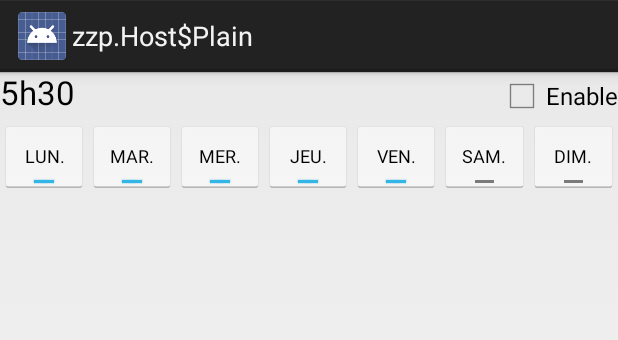
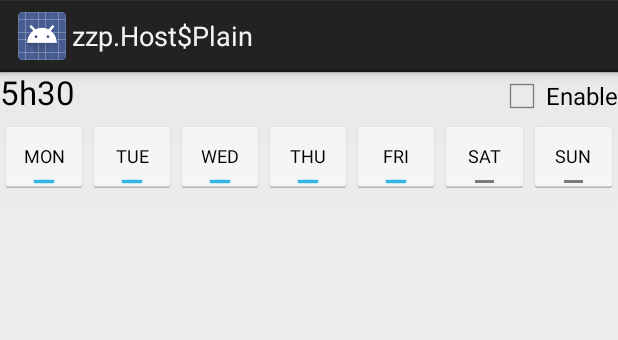
Before and after one commit to remipannequin/AgatteClient, an Android app: the layout view_alarm.xml on its own in the app's theme, with its tools: preview values and no code run, on a phone screen of 412 x 824 dp. Shown: the top 340 px of the screen. Run offline under Robolectric (Android 15) with nearby library versions, the phone set to English and light mode, and no system bars.

Commit message:
trigger alarm update when one is fired block alarm if not enabled

```diff
--- a/AgatteClient/src/main/java/com/agatteclient/alarm/AlarmReceiver.java
+++ b/AgatteClient/src/main/java/com/agatteclient/alarm/AlarmReceiver.java
@@ -58,7 +58,7 @@ public class AlarmReceiver extends BroadcastReceiver {
         final Intent i = new Intent(context, PunchService.class);
         i.setAction(PunchService.DO_PUNCH);
         i.putExtra(PunchService.RESULT_RECEIVER, new PunchResultReceiver(context));
-        context.startService(i);
+        //context.startService(i);
         wl.release();
     }
 
@@ -128,7 +128,7 @@ public class AlarmReceiver extends BroadcastReceiver {
                             cur_card.addPunches(rsp.getPunches(), false);
                         }
                     } catch (ParseException e) {
-                        Log.e(MainActivity.LOG_TAG, "Parse exception when updating the punch-card");
+                        Log.e(MainActivity.LOG_TAG, "Parse exception when updating the punch-card");//NON-NLS
                     }
                     break;
                 default:
@@ -144,6 +144,9 @@ public class AlarmReceiver extends BroadcastReceiver {
                     new Intent(ctx, MainActivity.class), 0);
 
             mNotifyManager.notify(0, mBuilder.build());
+
+            //Update the AlarmRegistry
+            AlarmRegistry.getInstance().update(ctx);
         }
     }
 
--- a/AgatteClient/src/main/java/com/agatteclient/alarm/PunchAlarmTime.java
+++ b/AgatteClient/src/main/java/com/agatteclient/alarm/PunchAlarmTime.java
@@ -18,6 +18,10 @@
  */
 
 package com.agatteclient.alarm;
+
+import android.util.Log;
+
+import com.agatteclient.MainActivity;
 
 import java.util.Calendar;
 import java.util.Date;
@@ -93,9 +97,13 @@ public class PunchAlarmTime {
      * Result is null if there is no next occurrence (i.e. no firing days)
      *
      * @param now the current time
-     * @return the Date when the alarm should go off next
+     * @return the Date when the alarm should go off next or null if it is not activated
      */
     public Date nextAlarm(Date now) {
+        if (!isEnabled()) {
+            return null;
+        }
+
         cal.setTime(now);
         //get the number of minute of day
         int num_min = cal.get(Calendar.HOUR_OF_DAY) * 60 + cal.get(Calendar.MINUTE);
@@ -117,7 +125,7 @@ public class PunchAlarmTime {
                 }
                 cal.add(Calendar.DATE, 1);
             }
-            //TODO: log warning !
+            Log.w(MainActivity.LOG_TAG, "Alarm will not fire in the next 7 days.");
             return null;
         } else {
             //after alarm time: search next firing day
@@ -146,6 +154,9 @@ public class PunchAlarmTime {
         return next.getTime();
     }
 
+    /**
+     * @return
+     */
     public Date getTime() {
         cal.set(Calendar.HOUR_OF_DAY, this.time_of_day / 60);
         cal.set(Calendar.MINUTE, this.time_of_day % 60);
@@ -154,6 +165,11 @@ public class PunchAlarmTime {
         return cal.getTime();
     }
 
+    /**
+     *
+     * @param o
+     * @return
+     */
     @Override
     public boolean equals(Object o) {
         if (o instanceof PunchAlarmTime) {
--- a/AgatteClient/src/main/res/layout/view_alarm.xml
+++ b/AgatteClient/src/main/res/layout/view_alarm.xml
@@ -52,11 +52,9 @@
             android:layout_width="0dp"
             android:layout_height="wrap_content"
             android:layout_weight="1"
-        android:width="10dp"
             android:checked="true"
-        android:maxWidth="10dp"
-        android:textOff="LUN."
-        android:textOn="LUN."
+            android:textOff="@string/short_monday"
+            android:textOn="@string/short_monday"
             android:textSize="12sp" />
 
         <ToggleButton
@@ -64,12 +62,9 @@
             android:layout_width="0dp"
             android:layout_height="wrap_content"
             android:layout_weight="1"
-        android:width="10dp"
             android:checked="true"
-        android:gravity="center_vertical|center_horizontal"
-        android:maxWidth="10dp"
-        android:textOff="MAR."
-        android:textOn="MAR."
+            android:textOff="@string/short_tuesday"
+            android:textOn="@string/short_tuesday"
             android:textSize="12sp" />
 
         <ToggleButton
@@ -77,11 +72,9 @@
             android:layout_width="0dp"
             android:layout_height="wrap_content"
             android:layout_weight="1"
-        android:width="10dp"
             android:checked="true"
-        android:maxWidth="10dp"
-        android:textOff="MER."
-        android:textOn="MER."
+            android:textOff="@string/short_wednesday"
+            android:textOn="@string/short_wednesday"
             android:textSize="12sp" />
 
         <ToggleButton
@@ -89,11 +82,9 @@
             android:layout_width="0dp"
             android:layout_height="wrap_content"
             android:layout_weight="1"
-        android:width="10dp"
             android:checked="true"
-        android:maxWidth="10dp"
-        android:textOff="JEU."
-        android:textOn="JEU."
+            android:textOff="@string/short_thursday"
+            android:textOn="@string/short_thursday"
             android:textSize="12sp" />
 
         <ToggleButton
@@ -101,12 +92,9 @@
             android:layout_width="0dp"
             android:layout_height="wrap_content"
             android:layout_weight="1"
-        android:width="10dp"
             android:checked="true"
-        android:enabled="true"
-        android:maxWidth="10dp"
-        android:textOff="VEN."
-        android:textOn="VEN."
+            android:textOff="@string/short_friday"
+            android:textOn="@string/short_friday"
             android:textSize="12sp" />
 
         <ToggleButton
@@ -114,10 +102,8 @@
             android:layout_width="0dp"
             android:layout_height="wrap_content"
             android:layout_weight="1"
-        android:width="10dp"
-        android:maxWidth="10dp"
-        android:textOff="SAM."
-        android:textOn="SAM."
+            android:textOff="@string/short_saturday"
+            android:textOn="@string/short_saturday"
             android:textSize="12sp" />
 
         <ToggleButton
@@ -125,11 +111,8 @@
             android:layout_width="0dp"
             android:layout_height="wrap_content"
             android:layout_weight="1"
-        android:width="10dp"
-        android:maxWidth="10dp"
-        android:singleLine="false"
-        android:textOff="DIM."
-        android:textOn="DIM."
+            android:textOff="@string/short_sunday"
+            android:textOn="@string/short_sunday"
             android:textSize="12sp" />
 
     </LinearLayout>
```
Lines whose indentation alone changed are shown as unchanged.
